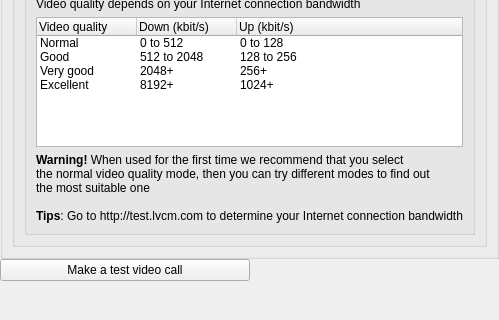
Before: the Qt Designer form wengophone/src/presentation/qt/config/VideoSettings.ui in tkrotoff/WengoPhone, drawn with Qt 5; both pictures show x 0 to 499 and y 304 to 624 of the 499 by 624 pixel window.
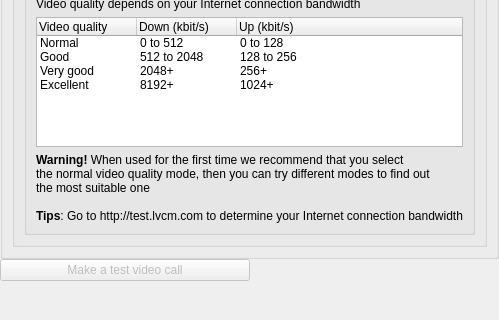
After: the same form once the commit is applied. Icons and pictures are not drawn.

Diff of the .ui file:
```diff
--- a/wengophone/src/presentation/qt/config/VideoSettings.ui
+++ b/wengophone/src/presentation/qt/config/VideoSettings.ui
@@ -273,6 +273,9 @@
    </item>
    <item row="1" column="0" >
     <widget class="QPushButton" name="makeTestVideoCallButton" >
+     <property name="enabled" >
+      <bool>false</bool>
+     </property>
      <property name="text" >
       <string>Make a test video call</string>
      </property>
```
